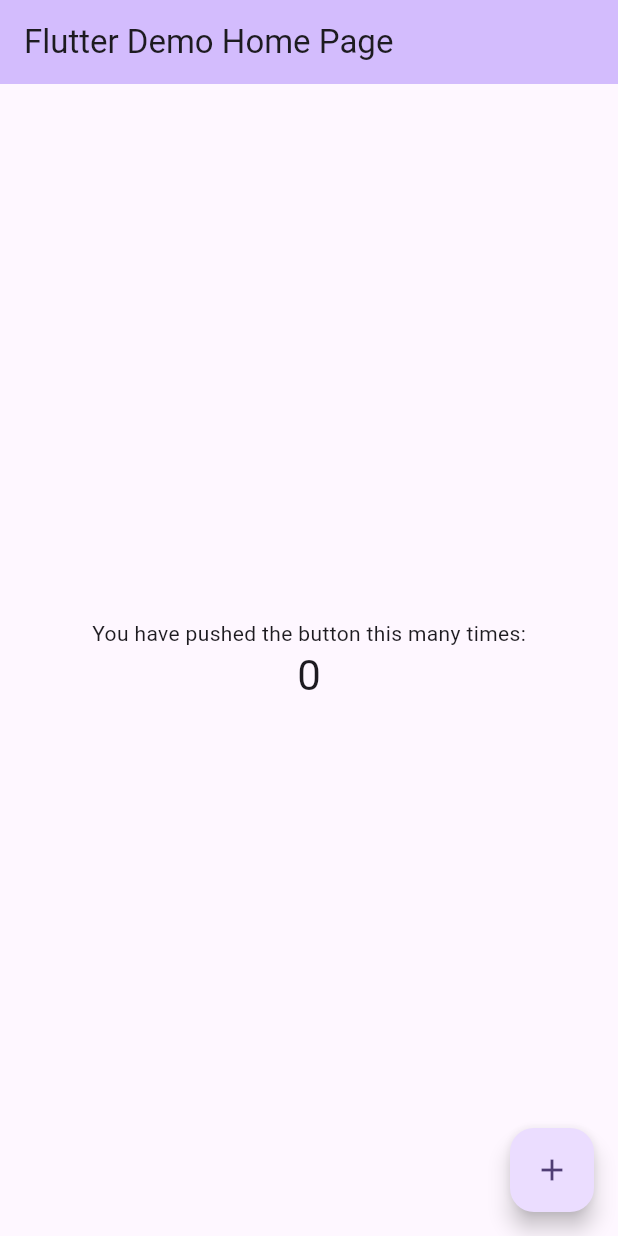
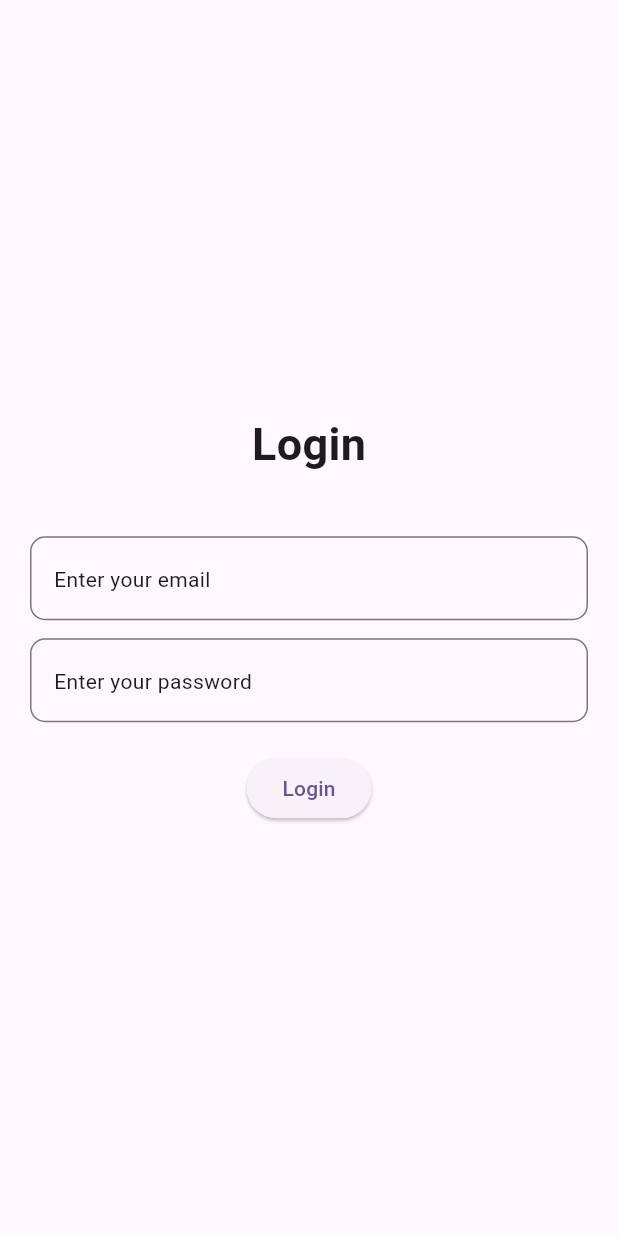
Before and after one commit to mutha-varun/Node-Auth, a Flutter app: the screen it shows after launch, on a phone screen of 412 x 824 dp. Run offline on Flutter 3.47's test engine with Material 3 defaults, Android fonts, the phone set to English and light mode, and no system bars.

Commit message:
set up done for node

```diff
--- /dev/null
+++ b/node_auth/lib/custom_textfield.dart
@@ -0,0 +1,26 @@
+import 'package:flutter/material.dart';
+
+class CustomTextfield extends StatelessWidget {
+  final bool obscure;
+  final String hint;
+  final TextEditingController controller;
+  const CustomTextfield({required this.hint, required this.obscure, required this.controller,super.key});
+
+  @override
+  Widget build(BuildContext context) {
+    return Container(
+      margin: EdgeInsets.symmetric(horizontal: 20),
+      child: TextField(
+        controller: controller,
+        obscureText: obscure,
+        decoration: InputDecoration(
+          border: OutlineInputBorder(
+            borderRadius: BorderRadius.circular(10),
+            borderSide: BorderSide(style: BorderStyle.solid),
+          ),
+          hint: Text(hint),
+        ),
+      ),
+    );
+  }
+}
--- a/node_auth/lib/main.dart
+++ b/node_auth/lib/main.dart
@@ -1,4 +1,5 @@
 import 'package:flutter/material.dart';
+import 'package:node_auth/screens/login_screen.dart';
 
 void main() {
   runApp(const MyApp());
@@ -7,116 +8,14 @@ void main() {
 class MyApp extends StatelessWidget {
   const MyApp({super.key});
 
-  // This widget is the root of your application.
   @override
   Widget build(BuildContext context) {
     return MaterialApp(
       title: 'Flutter Demo',
       theme: ThemeData(
-        // This is the theme of your application.
-        //
-        // TRY THIS: Try running your application with "flutter run". You'll see
-        // the application has a purple toolbar. Then, without quitting the app,
-        // try changing the seedColor in the colorScheme below to Colors.green
-        // and then invoke "hot reload" (save your changes or press the "hot
-        // reload" button in a Flutter-supported IDE, or press "r" if you used
-        // the command line to start the app).
-        //
-        // Notice that the counter didn't reset back to zero; the application
-        // state is not lost during the reload. To reset the state, use hot
-        // restart instead.
-        //
-        // This works for code too, not just values: Most code changes can be
-        // tested with just a hot reload.
         colorScheme: ColorScheme.fromSeed(seedColor: Colors.deepPurple),
       ),
-      home: const MyHomePage(title: 'Flutter Demo Home Page'),
+      home: const LoginScreen(),
     );
   }
 }
-
-class MyHomePage extends StatefulWidget {
-  const MyHomePage({super.key, required this.title});
-
-  // This widget is the home page of your application. It is stateful, meaning
-  // that it has a State object (defined below) that contains fields that affect
-  // how it looks.
-
-  // This class is the configuration for the state. It holds the values (in this
-  // case the title) provided by the parent (in this case the App widget) and
-  // used by the build method of the State. Fields in a Widget subclass are
-  // always marked "final".
-
-  final String title;
-
-  @override
-  State<MyHomePage> createState() => _MyHomePageState();
-}
-
-class _MyHomePageState extends State<MyHomePage> {
-  int _counter = 0;
-
-  void _incrementCounter() {
-    setState(() {
-      // This call to setState tells the Flutter framework that something has
-      // changed in this State, which causes it to rerun the build method below
-      // so that the display can reflect the updated values. If we changed
-      // _counter without calling setState(), then the build method would not be
-      // called again, and so nothing would appear to happen.
-      _counter++;
-    });
-  }
-
-  @override
-  Widget build(BuildContext context) {
-    // This method is rerun every time setState is called, for instance as done
-    // by the _incrementCounter method above.
-    //
-    // The Flutter framework has been optimized to make rerunning build methods
-    // fast, so that you can just rebuild anything that needs updating rather
-    // than having to individually change instances of widgets.
-    return Scaffold(
-      appBar: AppBar(
-        // TRY THIS: Try changing the color here to a specific color (to
-        // Colors.amber, perhaps?) and trigger a hot reload to see the AppBar
-        // change color while the other colors stay the same.
-        backgroundColor: Theme.of(context).colorScheme.inversePrimary,
-        // Here we take the value from the MyHomePage object that was created by
-        // the App.build method, and use it to set our appbar title.
-        title: Text(widget.title),
-      ),
-      body: Center(
-        // Center is a layout widget. It takes a single child and positions it
-        // in the middle of the parent.
-        child: Column(
-          // Column is also a layout widget. It takes a list of children and
-          // arranges them vertically. By default, it sizes itself to fit its
-          // children horizontally, and tries to be as tall as its parent.
-          //
-          // Column has various properties to control how it sizes itself and
-          // how it positions its children. Here we use mainAxisAlignment to
-          // center the children vertically; the main axis here is the vertical
-          // axis because Columns are vertical (the cross axis would be
-          // horizontal).
-          //
-          // TRY THIS: Invoke "debug painting" (choose the "Toggle Debug Paint"
-          // action in the IDE, or press "p" in the console), to see the
-          // wireframe for each widget.
-          mainAxisAlignment: MainAxisAlignment.center,
-          children: <Widget>[
-            const Text('You have pushed the button this many times:'),
-            Text(
-              '$_counter',
-              style: Theme.of(context).textTheme.headlineMedium,
-            ),
-          ],
-        ),
-      ),
-      floatingActionButton: FloatingActionButton(
-        onPressed: _incrementCounter,
-        tooltip: 'Increment',
-        child: const Icon(Icons.add),
-      ), // This trailing comma makes auto-formatting nicer for build methods.
-    );
-  }
-}
--- /dev/null
+++ b/node_auth/lib/screens/login_screen.dart
@@ -0,0 +1,47 @@
+import 'package:flutter/material.dart';
+import 'package:node_auth/custom_textfield.dart';
+
+class LoginScreen extends StatefulWidget {
+
+  const LoginScreen({super.key});
+
+  @override
+  State<LoginScreen> createState() => _LoginScreenState();
+}
+
+class _LoginScreenState extends State<LoginScreen> {
+  final TextEditingController emailController = TextEditingController();
+  final TextEditingController passwordController = TextEditingController();
+
+  @override
+  Widget build(BuildContext context) {
+    return Scaffold(
+      body: Column(
+        mainAxisAlignment: MainAxisAlignment.center,
+        children: [
+          const Text("Login",
+            style: TextStyle(
+              fontSize: 30,
+              fontWeight: FontWeight.bold
+            ),
+          ),
+          const SizedBox(height: 40,),
+          CustomTextfield(
+            controller: emailController,
+            hint: "Enter your email", obscure: false
+          ),
+          const SizedBox(height: 12 ,),
+          CustomTextfield(
+            controller: passwordController,
+            hint: "Enter your password", obscure: true
+          ),
+          const SizedBox(height: 20,),
+          ElevatedButton(
+            onPressed: (){},
+            child: const Text("Login")
+          )
+        ],
+      ),
+    );
+  }
+}
```
Also changed, not shown: node_auth/lib/screens/homescreen.dart (added, +14 -0 lines), node_auth/lib/screens/signup_screen.dart (added, +48 -0 lines), node_auth/lib/utils/utils.dart (added, +9 -0 lines), 3 other files.
